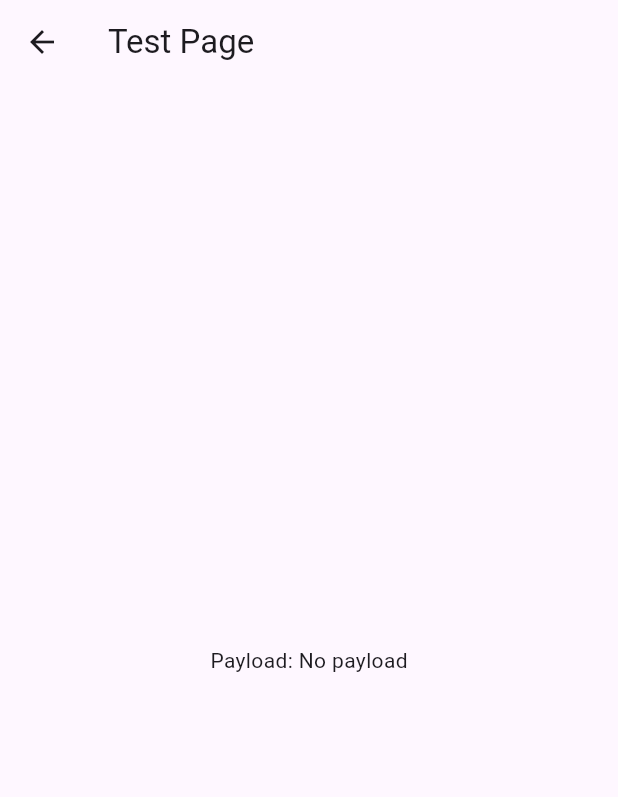
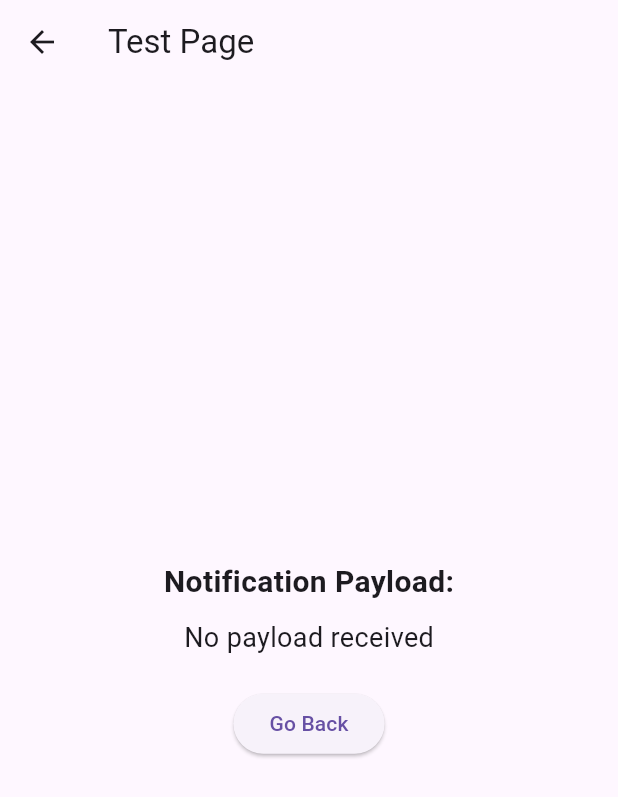
Before and after one commit to choicenew/live_updates, a Flutter app: the TestPage screen opened directly, on a phone screen of 412 x 824 dp. Shown: the top 797 px of the screen. Run offline on Flutter 3.47's test engine with Material 3 defaults, Android fonts, the phone set to English and light mode, and no system bars.

Commit message:
chore(android): update build configurations and test page UI
Update Android build configurations and improve test page UI for better notification handling. Added navigation to TestPage when notification is tapped and enhanced the UI layout.

```diff
--- a/example/lib/test_page.dart
+++ b/example/lib/test_page.dart
@@ -3,7 +3,7 @@ import 'package:flutter/material.dart';
 class TestPage extends StatelessWidget {
   final String? payload;
 
-  const TestPage({Key? key, this.payload}) : super(key: key);
+  const TestPage({super.key, this.payload});
 
   @override
   Widget build(BuildContext context) {
@@ -12,7 +12,27 @@ class TestPage extends StatelessWidget {
         title: const Text('Test Page'),
       ),
       body: Center(
-        child: Text('Payload: ${payload ?? 'No payload'}'),
+        child: Column(
+          mainAxisAlignment: MainAxisAlignment.center,
+          children: [
+            const Text(
+              'Notification Payload:',
+              style: TextStyle(fontSize: 20, fontWeight: FontWeight.bold),
+            ),
+            const SizedBox(height: 10),
+            Text(
+              payload ?? 'No payload received',
+              style: const TextStyle(fontSize: 18),
+            ),
+            const SizedBox(height: 20),
+            ElevatedButton(
+              onPressed: () {
+                Navigator.pop(context);
+              },
+              child: const Text('Go Back'),
+            ),
+          ],
+        ),
       ),
     );
   }
```
Also changed, not shown: example/lib/main.dart (+17 -4 lines), example/pubspec.lock, 127 other files.
